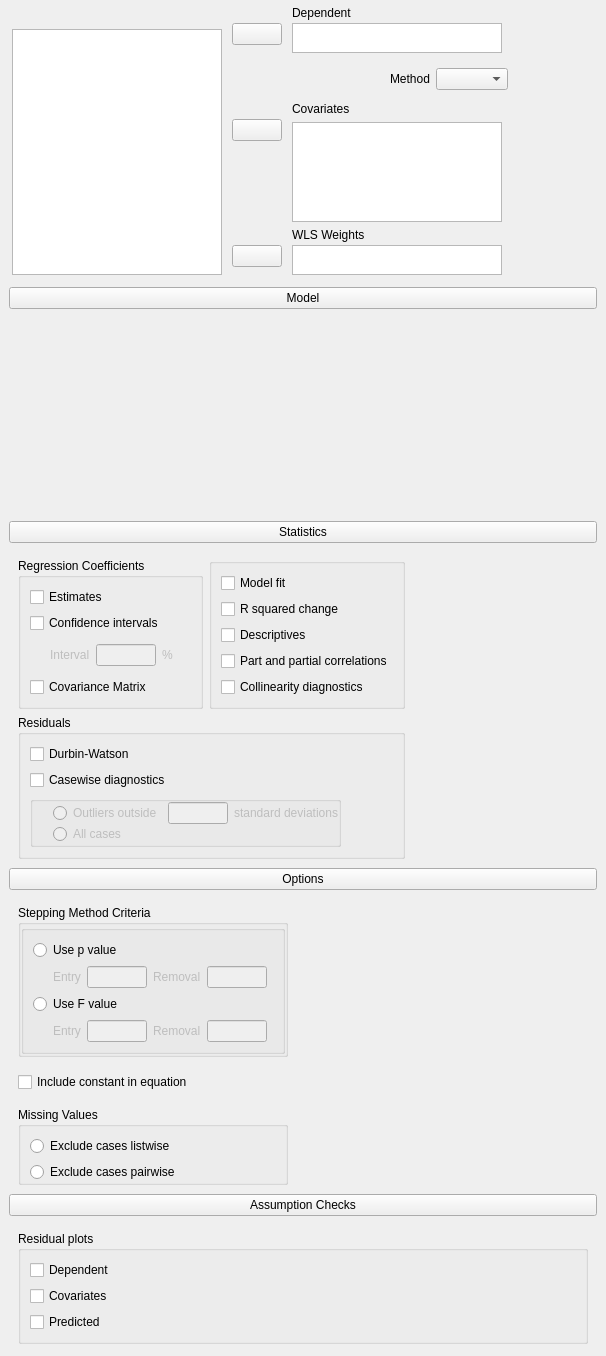
This is JASP-Desktop/analysisforms/regressionlinearform.ui in jasp-stats/jasp-desktop as Qt 5 draws it before an edit. The edited form follows.
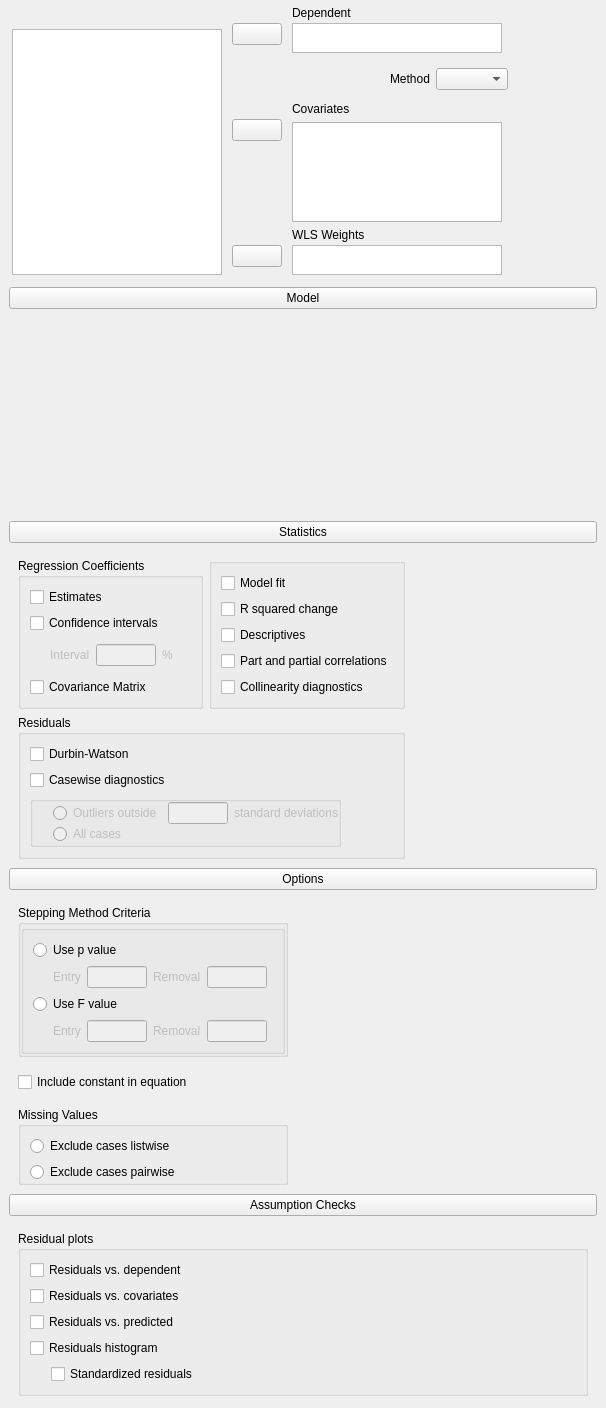
This is the edited form. Custom widgets are drawn as their Qt base class.

Commit message: C Lin. Reg.: Implemented Residuals Histogram

Patch:
```diff
--- a/JASP-Desktop/analysisforms/regressionlinearform.ui
+++ b/JASP-Desktop/analysisforms/regressionlinearform.ui
@@ -917,24 +917,57 @@
             <string>Residual plots</string>
            </property>
            <layout class="QGridLayout" name="gridLayout_28">
-            <item row="0" column="0">
-             <widget class="BoundCheckBox" name="plotResidualsDependent">
+            <item row="3" column="0" colspan="3">
+             <widget class="BoundCheckBox" name="plotResidualsHistogram">
               <property name="text">
-               <string>Dependent</string>
+               <string>Residuals histogram</string>
               </property>
              </widget>
             </item>
-            <item row="1" column="0">
-             <widget class="BoundCheckBox" name="plotResidualsCovariates">
-              <property name="text">
-               <string>Covariates</string>
-              </property>
-             </widget>
-            </item>
-            <item row="2" column="0">
+            <item row="2" column="0" colspan="3">
              <widget class="BoundCheckBox" name="plotResidualsPredicted">
               <property name="text">
-               <string>Predicted</string>
+               <string>Residuals vs. predicted</string>
+              </property>
+             </widget>
+            </item>
+            <item row="1" column="0" colspan="3">
+             <widget class="BoundCheckBox" name="plotResidualsCovariates">
+              <property name="text">
+               <string>Residuals vs. covariates</string>
+              </property>
+             </widget>
+            </item>
+            <item row="0" column="0" colspan="3">
+             <widget class="BoundCheckBox" name="plotResidualsDependent">
+              <property name="text">
+               <string>Residuals vs. dependent</string>
+              </property>
+             </widget>
+            </item>
+            <item row="5" column="0">
+             <widget class="QLabel" name="label_8">
+              <property name="maximumSize">
+               <size>
+                <width>15</width>
+                <height>16777215</height>
+               </size>
+              </property>
+              <property name="text">
+               <string/>
+              </property>
+             </widget>
+            </item>
+            <item row="5" column="1" colspan="2">
+             <widget class="BoundCheckBox" name="plotResidualsHistogramStandardized">
+              <property name="maximumSize">
+               <size>
+                <width>16777215</width>
+                <height>16777215</height>
+               </size>
+              </property>
+              <property name="text">
+               <string>Standardized residuals</string>
               </property>
              </widget>
             </item>
```
The commit also changes 2 other files.
